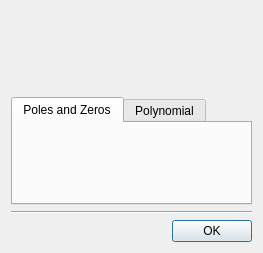
Before: the Qt Designer form plot_tool/designer/transfer_dialog/transfer_dialog_ui.ui in grupo-tc-volcan/plot-tool, drawn with Qt 5.
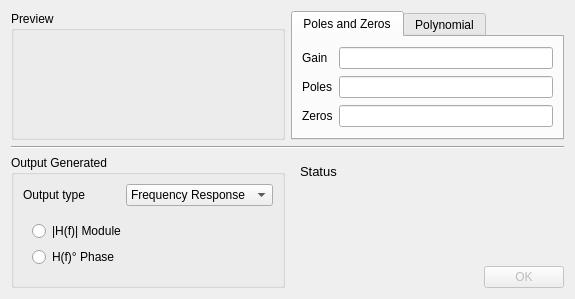
After: the same form once the commit is applied. The open tabs and pages were chosen to show the change.

The edit to the form file:
```diff
--- a/plot_tool/designer/transfer_dialog/transfer_dialog_ui.ui
+++ b/plot_tool/designer/transfer_dialog/transfer_dialog_ui.ui
@@ -6,25 +6,144 @@
    <rect>
     <x>0</x>
     <y>0</y>
-    <width>263</width>
-    <height>253</height>
+    <width>575</width>
+    <height>299</height>
    </rect>
   </property>
   <property name="windowTitle">
    <string>Dialog</string>
   </property>
-  <layout class="QVBoxLayout" name="verticalLayout">
-   <item>
-    <widget class="QWidget" name="widget" native="true">
-     <property name="minimumSize">
-      <size>
-       <width>200</width>
-       <height>80</height>
-      </size>
+  <layout class="QGridLayout" name="gridLayout_3">
+   <item row="3" column="0">
+    <widget class="QGroupBox" name="groupBox_2">
+     <property name="title">
+      <string>Output Generated</string>
      </property>
+     <layout class="QVBoxLayout" name="verticalLayout_4">
+      <item>
+       <layout class="QHBoxLayout" name="horizontalLayout_2">
+        <item>
+         <widget class="QLabel" name="label_7">
+          <property name="text">
+           <string>Output type</string>
+          </property>
+         </widget>
+        </item>
+        <item>
+         <widget class="QComboBox" name="type">
+          <item>
+           <property name="text">
+            <string>Frequency Response</string>
+           </property>
+          </item>
+          <item>
+           <property name="text">
+            <string>Temporal Response</string>
+           </property>
+          </item>
+          <item>
+           <property name="text">
+            <string>Bode</string>
+           </property>
+          </item>
+         </widget>
+        </item>
+       </layout>
+      </item>
+      <item>
+       <widget class="QStackedWidget" name="stackedWidget">
+        <property name="currentIndex">
+         <number>2</number>
+        </property>
+        <widget class="QWidget" name="page">
+         <layout class="QGridLayout" name="gridLayout_4">
+          <item row="0" column="0">
+           <widget class="QRadioButton" name="frequencyModule">
+            <property name="text">
+             <string>|H(f)| Module</string>
+            </property>
+            <property name="autoExclusive">
+             <bool>false</bool>
+            </property>
+           </widget>
+          </item>
+          <item row="1" column="0">
+           <widget class="QRadioButton" name="frequencyPhase">
+            <property name="text">
+             <string>H(f)° Phase</string>
+            </property>
+            <property name="autoExclusive">
+             <bool>false</bool>
+            </property>
+           </widget>
+          </item>
+         </layout>
+        </widget>
+        <widget class="QWidget" name="page_3">
+         <layout class="QGridLayout" name="gridLayout_6">
+          <item row="0" column="0">
+           <widget class="QPushButton" name="importButton">
+            <property name="maximumSize">
+             <size>
+              <width>120</width>
+              <height>30</height>
+             </size>
+            </property>
+            <property name="text">
+             <string>Import Signal</string>
+            </property>
+           </widget>
+          </item>
+         </layout>
+        </widget>
+        <widget class="QWidget" name="page_2">
+         <layout class="QGridLayout" name="gridLayout_5">
+          <item row="0" column="0">
+           <widget class="QRadioButton" name="bodeModule">
+            <property name="text">
+             <string>|H(f)| Module</string>
+            </property>
+            <property name="autoExclusive">
+             <bool>false</bool>
+            </property>
+           </widget>
+          </item>
+          <item row="1" column="0">
+           <widget class="QRadioButton" name="bodePhase">
+            <property name="text">
+             <string>H(f)° Phase</string>
+            </property>
+            <property name="autoExclusive">
+             <bool>false</bool>
+            </property>
+           </widget>
+          </item>
+         </layout>
+        </widget>
+       </widget>
+      </item>
+     </layout>
     </widget>
    </item>
-   <item>
+   <item row="0" column="0">
+    <widget class="QGroupBox" name="previewBox">
+     <property name="title">
+      <string>Preview</string>
+     </property>
+     <property name="flat">
+      <bool>false</bool>
+     </property>
+     <property name="checkable">
+      <bool>false</bool>
+     </property>
+     <layout class="QVBoxLayout" name="verticalLayout_2">
+      <item>
+       <layout class="QVBoxLayout" name="previewLayout"/>
+      </item>
+     </layout>
+    </widget>
+   </item>
+   <item row="0" column="1">
     <widget class="QTabWidget" name="tabWidget">
      <property name="currentIndex">
       <number>1</number>
@@ -33,6 +152,38 @@
       <attribute name="title">
        <string>Poles and Zeros</string>
       </attribute>
+      <layout class="QGridLayout" name="gridLayout_2">
+       <item row="2" column="1">
+        <widget class="QLineEdit" name="zeros"/>
+       </item>
+       <item row="1" column="1">
+        <widget class="QLineEdit" name="poles"/>
+       </item>
+       <item row="0" column="1">
+        <widget class="QLineEdit" name="gain"/>
+       </item>
+       <item row="0" column="0">
+        <widget class="QLabel" name="label_3">
+         <property name="text">
+          <string>Gain</string>
+         </property>
+        </widget>
+       </item>
+       <item row="1" column="0">
+        <widget class="QLabel" name="label_4">
+         <property name="text">
+          <string>Poles</string>
+         </property>
+        </widget>
+       </item>
+       <item row="2" column="0">
+        <widget class="QLabel" name="label_5">
+         <property name="text">
+          <string>Zeros</string>
+         </property>
+        </widget>
+       </item>
+      </layout>
      </widget>
      <widget class="QWidget" name="tab_2">
       <attribute name="title">
@@ -63,22 +214,107 @@
      </widget>
     </widget>
    </item>
-   <item>
+   <item row="2" column="0" colspan="2">
     <widget class="Line" name="line">
      <property name="orientation">
       <enum>Qt::Horizontal</enum>
      </property>
     </widget>
    </item>
-   <item>
-    <widget class="QDialogButtonBox" name="buttonBox">
-     <property name="orientation">
-      <enum>Qt::Horizontal</enum>
-     </property>
-     <property name="standardButtons">
-      <set>QDialogButtonBox::Ok</set>
-     </property>
-    </widget>
+   <item row="3" column="1">
+    <layout class="QVBoxLayout" name="verticalLayout_3">
+     <item>
+      <widget class="QWidget" name="horizontalWidget" native="true">
+       <property name="sizePolicy">
+        <sizepolicy hsizetype="Fixed" vsizetype="Fixed">
+         <horstretch>0</horstretch>
+         <verstretch>0</verstretch>
+        </sizepolicy>
+       </property>
+       <property name="font">
+        <font>
+         <pointsize>10</pointsize>
+         <weight>75</weight>
+         <bold>true</bold>
+        </font>
+       </property>
+       <layout class="QHBoxLayout" name="horizontalLayout">
+        <item>
+         <widget class="QLabel" name="label_6">
+          <property name="sizePolicy">
+           <sizepolicy hsizetype="Fixed" vsizetype="Fixed">
+            <horstretch>0</horstretch>
+            <verstretch>0</verstretch>
+           </sizepolicy>
+          </property>
+          <property name="font">
+           <font>
+            <weight>50</weight>
+            <bold>false</bold>
+           </font>
+          </property>
+          <property name="text">
+           <string>Status</string>
+          </property>
+         </widget>
+        </item>
+        <item>
+         <widget class="QLabel" name="status">
+          <property name="sizePolicy">
+           <sizepolicy hsizetype="Fixed" vsizetype="Fixed">
+            <horstretch>0</horstretch>
+            <verstretch>0</verstretch>
+           </sizepolicy>
+          </property>
+          <property name="font">
+           <font>
+            <weight>75</weight>
+            <bold>true</bold>
+           </font>
+          </property>
+          <property name="text">
+           <string/>
+          </property>
+         </widget>
+        </item>
+       </layout>
+      </widget>
+     </item>
+     <item>
+      <widget class="QLabel" name="info">
+       <property name="font">
+        <font>
+         <pointsize>10</pointsize>
+        </font>
+       </property>
+       <property name="text">
+        <string/>
+       </property>
+       <property name="alignment">
+        <set>Qt::AlignLeading|Qt::AlignLeft|Qt::AlignTop</set>
+       </property>
+       <property name="wordWrap">
+        <bool>true</bool>
+       </property>
+       <property name="indent">
+        <number>8</number>
+       </property>
+      </widget>
+     </item>
+     <item alignment="Qt::AlignBottom">
+      <widget class="QDialogButtonBox" name="buttonBox">
+       <property name="enabled">
+        <bool>false</bool>
+       </property>
+       <property name="orientation">
+        <enum>Qt::Horizontal</enum>
+       </property>
+       <property name="standardButtons">
+        <set>QDialogButtonBox::Ok</set>
+       </property>
+      </widget>
+     </item>
+    </layout>
    </item>
   </layout>
  </widget>
```
Left out of the diff: 32 changed lines with no effect on the pictures.
